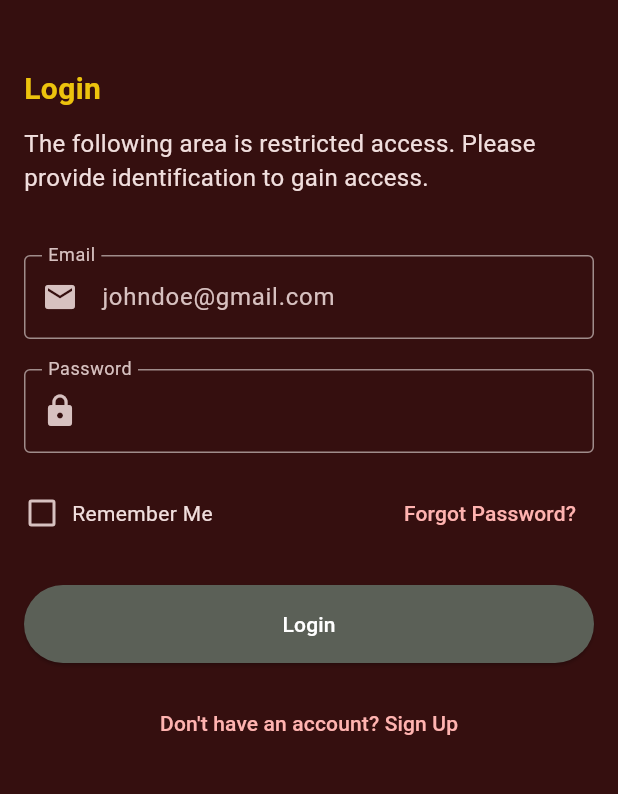
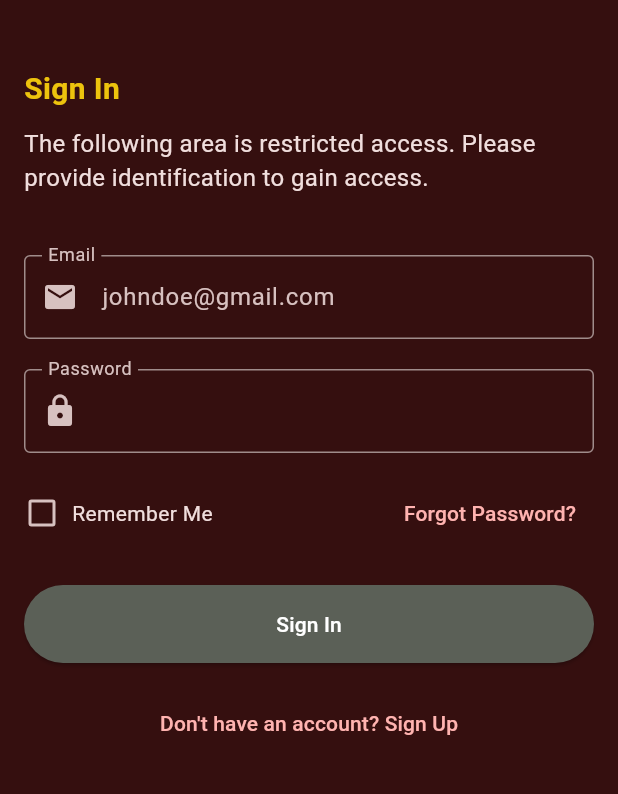
Before and after one commit to glitchcodes/crud-app-flutter, a Flutter app: the screen it shows after launch, on a phone screen of 412 x 824 dp, the part 180-974 px from its top. Run offline on Flutter 3.47's test engine with Material 3 defaults, Android fonts, the phone set to English and light mode, and no system bars; our stand-ins replace cloud_firestore, firebase_core, go_router, google_fonts; accounts and stored records are empty; Roboto replaces fonts that are missing (Grenze Gotisch).

Commit message:
feat(auth): rename auth pages: sign in & sign up

```diff
--- a/lib/views/auth/login_view.dart
+++ b/lib/views/auth/login_view.dart
@@ -55,7 +55,7 @@ class _LoginViewState extends State<LoginView> {
           ),
           SizedBox(height: 40),
           TextHeading(
-            text: 'Login',
+            text: 'Sign In',
             style: TextStyle(
                 fontSize: 20
             ),
@@ -198,7 +198,7 @@ class _LoginFormState extends State<LoginForm> {
                 height: 16,
                 child: CircularProgressIndicator(color: Colors.white),
               ) :
-              Text('Login'),
+              Text('Sign In'),
             ),
           ),
           SizedBox(height: 16),
--- a/lib/views/auth/register_view.dart
+++ b/lib/views/auth/register_view.dart
@@ -55,7 +55,7 @@ class _RegisterViewState extends State<RegisterView> {
           ),
           SizedBox(height: 40),
           TextHeading(
-            text: 'Register',
+            text: 'Sign Up',
             style: TextStyle(
                 fontSize: 20
             ),
@@ -207,7 +207,7 @@ class _RegisterFormState extends State<RegisterForm> {
                 height: 16,
                 child: CircularProgressIndicator(color: Colors.white),
               ) :
-              Text('Register'),
+              Text('Sign Up'),
             ),
           ),
           SizedBox(height: 16),
```
